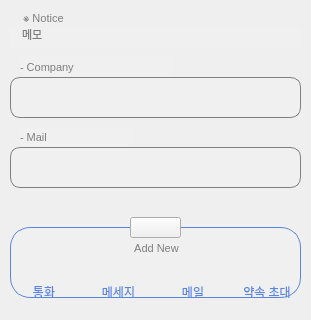
First picture: the form in detailpagewidget.ui, repository shear99/AddressBook, before the edit; both pictures show x 0 to 311 and y 193 to 513 of the 311 by 513 pixel window.
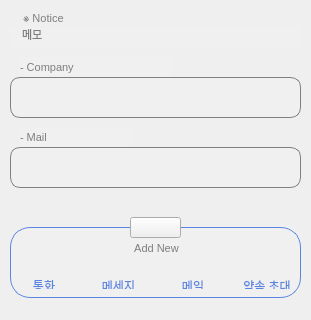
Second picture: the form after the edit. Icons and pictures are not drawn.

What changed in the file:
```diff
--- a/detailpagewidget.ui
+++ b/detailpagewidget.ui
@@ -10,6 +10,24 @@
     <height>513</height>
    </rect>
   </property>
+  <property name="sizePolicy">
+   <sizepolicy hsizetype="Fixed" vsizetype="Fixed">
+    <horstretch>0</horstretch>
+    <verstretch>0</verstretch>
+   </sizepolicy>
+  </property>
+  <property name="minimumSize">
+   <size>
+    <width>311</width>
+    <height>513</height>
+   </size>
+  </property>
+  <property name="maximumSize">
+   <size>
+    <width>311</width>
+    <height>513</height>
+   </size>
+  </property>
   <property name="windowTitle">
    <string>Form</string>
   </property>
@@ -62,7 +80,7 @@
      <x>10</x>
      <y>420</y>
      <width>291</width>
-     <height>84</height>
+     <height>72</height>
     </rect>
    </property>
    <layout class="QHBoxLayout" name="IconLayout">
```
